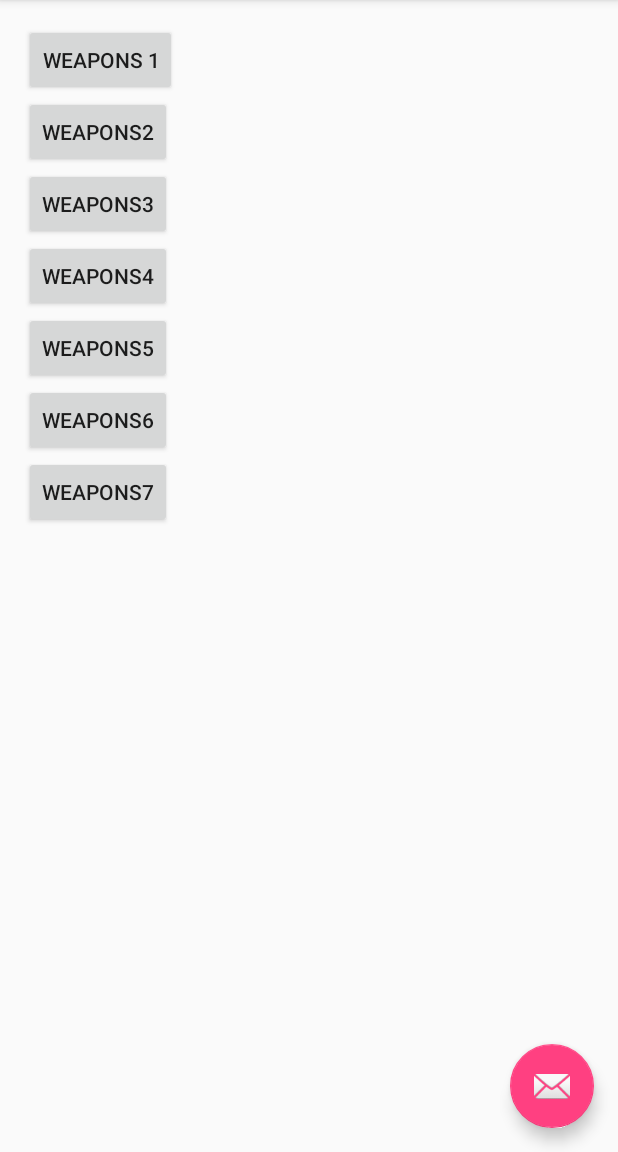
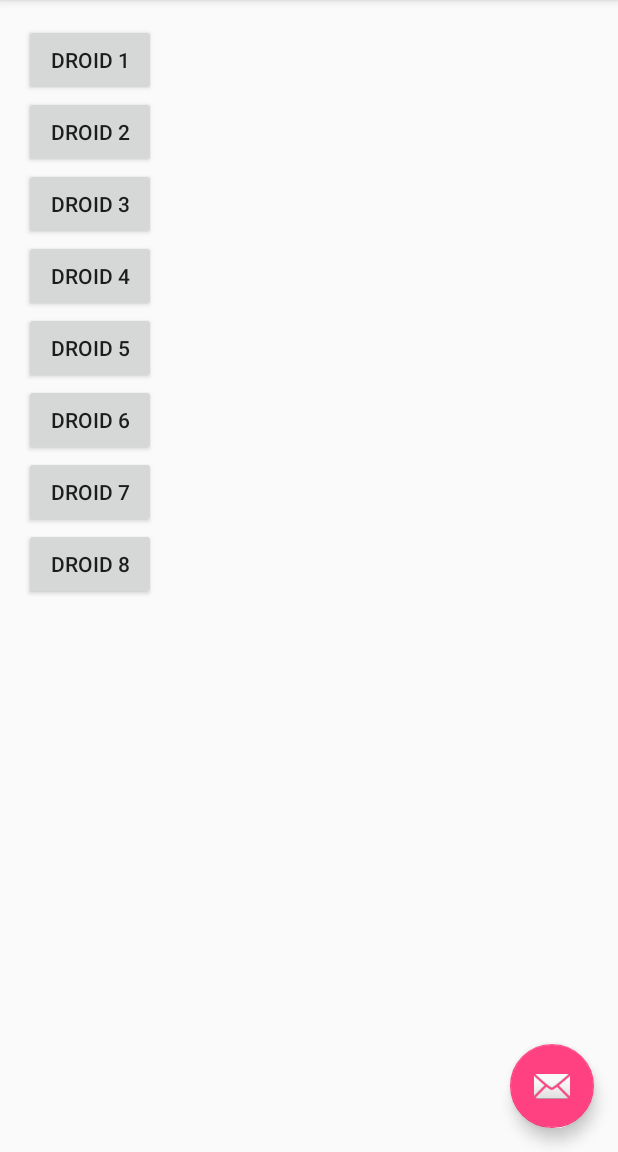
Before and after one commit to buttspank/soundboard, an Android app: the screen it shows after launch (MainActivity), in the side drawer, after a tap on "Creatures", on a phone screen of 412 x 824 dp, the part 84-1236 px from its top. Run offline under Robolectric (Android 15) with nearby library versions, the phone set to English and light mode, and no system bars.

Commit message:
added droids to the main activity

```diff
--- a/SoundBoard/app/src/main/java/org/pltw/examples/soundboard/MainActivity.java
+++ b/SoundBoard/app/src/main/java/org/pltw/examples/soundboard/MainActivity.java
@@ -95,7 +95,8 @@ public class MainActivity extends AppCompatActivity
         } else if (id == R.id.weapon_sounds) {
             contentFragment = new WeaponsFragment();
 
-        } else if (id == R.id.creature_sounds) {
+        } else if (id == R.id.droid_sounds) {
+            contentFragment = new DroidsFragment();
 
         }
 
--- a/SoundBoard/app/src/main/res/menu/activity_main_drawer.xml
+++ b/SoundBoard/app/src/main/res/menu/activity_main_drawer.xml
@@ -12,7 +12,7 @@
             android:id="@+id/weapon_sounds"
             android:title="Weapons" />
         <item
-            android:id="@+id/creature_sounds"
+            android:id="@+id/droid_sounds"
             android:title="Creatures" />
     </group>
 
```
Also changed, not shown: SoundBoard/app/src/main/java/org/pltw/examples/soundboard/Weapons.java (+6 -6 lines).
